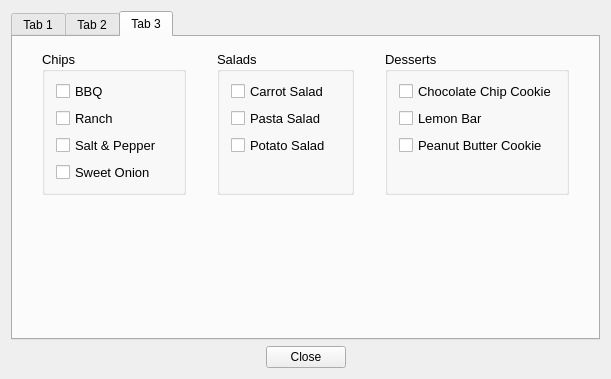
copperspice/kitchensink, file tabdialog.ui: the form before one commit.
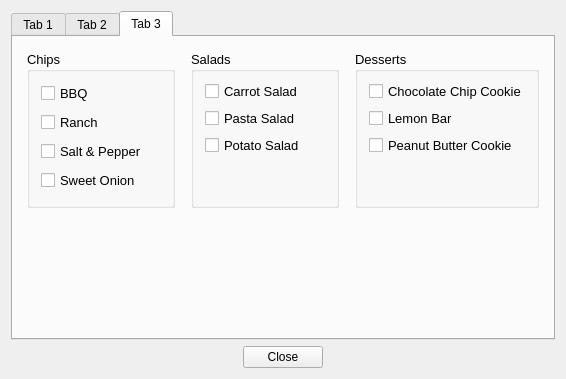
The form after the commit. The open tabs and pages were chosen to show the change.

```diff
--- a/tabdialog.ui
+++ b/tabdialog.ui
@@ -6,7 +6,7 @@
    <rect>
     <x>0</x>
     <y>0</y>
-    <width>611</width>
+    <width>566</width>
     <height>379</height>
    </rect>
   </property>
@@ -652,139 +652,7 @@
        <property name="rightMargin">
         <number>14</number>
        </property>
-       <item row="0" column="6">
-        <spacer name="horizontalSpacer_10">
-         <property name="orientation">
-          <enum>Qt::Horizontal</enum>
-         </property>
-         <property name="sizeType">
-          <enum>QSizePolicy::Fixed</enum>
-         </property>
-         <property name="sizeHint" stdset="0">
-          <size>
-           <width>15</width>
-           <height>20</height>
-          </size>
-         </property>
-        </spacer>
-       </item>
        <item row="0" column="4">
-        <spacer name="horizontalSpacer_9">
-         <property name="orientation">
-          <enum>Qt::Horizontal</enum>
-         </property>
-         <property name="sizeHint" stdset="0">
-          <size>
-           <width>5</width>
-           <height>20</height>
-          </size>
-         </property>
-        </spacer>
-       </item>
-       <item row="0" column="2">
-        <spacer name="horizontalSpacer_8">
-         <property name="orientation">
-          <enum>Qt::Horizontal</enum>
-         </property>
-         <property name="sizeHint" stdset="0">
-          <size>
-           <width>5</width>
-           <height>20</height>
-          </size>
-         </property>
-        </spacer>
-       </item>
-       <item row="0" column="0">
-        <spacer name="horizontalSpacer_7">
-         <property name="orientation">
-          <enum>Qt::Horizontal</enum>
-         </property>
-         <property name="sizeType">
-          <enum>QSizePolicy::Fixed</enum>
-         </property>
-         <property name="sizeHint" stdset="0">
-          <size>
-           <width>15</width>
-           <height>20</height>
-          </size>
-         </property>
-        </spacer>
-       </item>
-       <item row="0" column="1">
-        <widget class="QGroupBox" name="groupBox_10">
-         <property name="minimumSize">
-          <size>
-           <width>0</width>
-           <height>0</height>
-          </size>
-         </property>
-         <property name="font">
-          <font>
-           <pointsize>10</pointsize>
-          </font>
-         </property>
-         <property name="title">
-          <string>Chips</string>
-         </property>
-         <layout class="QVBoxLayout" name="verticalLayout">
-          <property name="leftMargin">
-           <number>11</number>
-          </property>
-          <property name="rightMargin">
-           <number>20</number>
-          </property>
-          <item>
-           <widget class="QCheckBox" name="checkBox_31">
-            <property name="font">
-             <font>
-              <pointsize>10</pointsize>
-             </font>
-            </property>
-            <property name="text">
-             <string>BBQ</string>
-            </property>
-           </widget>
-          </item>
-          <item>
-           <widget class="QCheckBox" name="checkBox_32">
-            <property name="font">
-             <font>
-              <pointsize>10</pointsize>
-             </font>
-            </property>
-            <property name="text">
-             <string>Ranch</string>
-            </property>
-           </widget>
-          </item>
-          <item>
-           <widget class="QCheckBox" name="checkBox_33">
-            <property name="font">
-             <font>
-              <pointsize>10</pointsize>
-             </font>
-            </property>
-            <property name="text">
-             <string>Salt &amp;&amp; Pepper</string>
-            </property>
-           </widget>
-          </item>
-          <item>
-           <widget class="QCheckBox" name="checkBox_34">
-            <property name="font">
-             <font>
-              <pointsize>10</pointsize>
-             </font>
-            </property>
-            <property name="text">
-             <string>Sweet Onion</string>
-            </property>
-           </widget>
-          </item>
-         </layout>
-        </widget>
-       </item>
-       <item row="0" column="5">
         <widget class="QGroupBox" name="groupBox_12">
          <property name="font">
           <font>
@@ -850,7 +718,7 @@
          </layout>
         </widget>
        </item>
-       <item row="0" column="3">
+       <item row="0" column="2">
         <widget class="QGroupBox" name="groupBox_11">
          <property name="minimumSize">
           <size>
@@ -910,14 +778,14 @@
            </widget>
           </item>
           <item>
-           <spacer name="verticalSpacer_4">
+           <spacer name="verticalSpacer_6">
             <property name="orientation">
              <enum>Qt::Vertical</enum>
             </property>
             <property name="sizeHint" stdset="0">
              <size>
               <width>20</width>
-              <height>18</height>
+              <height>40</height>
              </size>
             </property>
            </spacer>
@@ -925,15 +793,121 @@
          </layout>
         </widget>
        </item>
+       <item row="0" column="3">
+        <spacer name="horizontalSpacer_9">
+         <property name="orientation">
+          <enum>Qt::Horizontal</enum>
+         </property>
+         <property name="sizeType">
+          <enum>QSizePolicy::Fixed</enum>
+         </property>
+         <property name="sizeHint" stdset="0">
+          <size>
+           <width>10</width>
+           <height>20</height>
+          </size>
+         </property>
+        </spacer>
+       </item>
+       <item row="0" column="1">
+        <spacer name="horizontalSpacer_8">
+         <property name="orientation">
+          <enum>Qt::Horizontal</enum>
+         </property>
+         <property name="sizeType">
+          <enum>QSizePolicy::Fixed</enum>
+         </property>
+         <property name="sizeHint" stdset="0">
+          <size>
+           <width>10</width>
+           <height>20</height>
+          </size>
+         </property>
+        </spacer>
+       </item>
+       <item row="0" column="0">
+        <widget class="QGroupBox" name="groupBox_10">
+         <property name="minimumSize">
+          <size>
+           <width>0</width>
+           <height>0</height>
+          </size>
+         </property>
+         <property name="font">
+          <font>
+           <pointsize>10</pointsize>
+          </font>
+         </property>
+         <property name="title">
+          <string>Chips</string>
+         </property>
+         <layout class="QVBoxLayout" name="verticalLayout">
+          <property name="leftMargin">
+           <number>11</number>
+          </property>
+          <property name="rightMargin">
+           <number>20</number>
+          </property>
+          <item>
+           <widget class="QCheckBox" name="checkBox_31">
+            <property name="font">
+             <font>
+              <pointsize>10</pointsize>
+             </font>
+            </property>
+            <property name="text">
+             <string>BBQ</string>
+            </property>
+           </widget>
+          </item>
+          <item>
+           <widget class="QCheckBox" name="checkBox_32">
+            <property name="font">
+             <font>
+              <pointsize>10</pointsize>
+             </font>
+            </property>
+            <property name="text">
+             <string>Ranch</string>
+            </property>
+           </widget>
+          </item>
+          <item>
+           <widget class="QCheckBox" name="checkBox_33">
+            <property name="font">
+             <font>
+              <pointsize>10</pointsize>
+             </font>
+            </property>
+            <property name="text">
+             <string>Salt &amp;&amp; Pepper</string>
+            </property>
+           </widget>
+          </item>
+          <item>
+           <widget class="QCheckBox" name="checkBox_34">
+            <property name="font">
+             <font>
+              <pointsize>10</pointsize>
+             </font>
+            </property>
+            <property name="text">
+             <string>Sweet Onion</string>
+            </property>
+           </widget>
+          </item>
+         </layout>
+        </widget>
+       </item>
        <item row="1" column="4">
-        <spacer name="verticalSpacer_6">
+        <spacer name="verticalSpacer_4">
          <property name="orientation">
           <enum>Qt::Vertical</enum>
          </property>
          <property name="sizeHint" stdset="0">
           <size>
            <width>20</width>
-           <height>40</height>
+           <height>18</height>
           </size>
          </property>
         </spacer>
```
Left out of the diff: 133 changed lines with no effect on the pictures.
